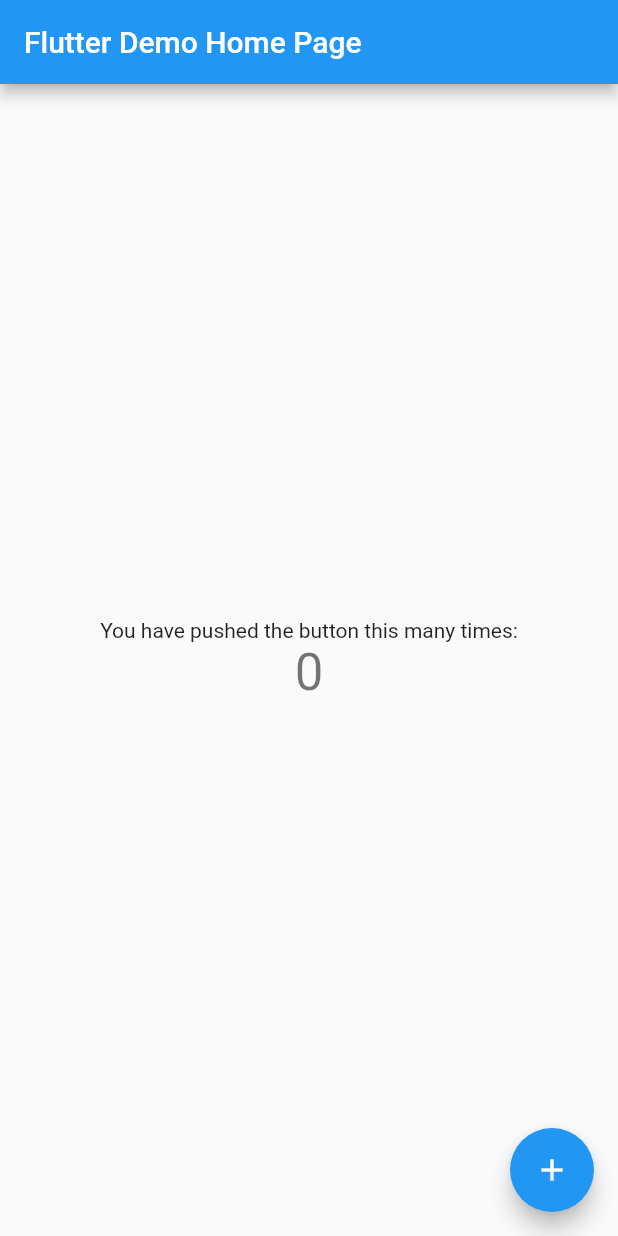
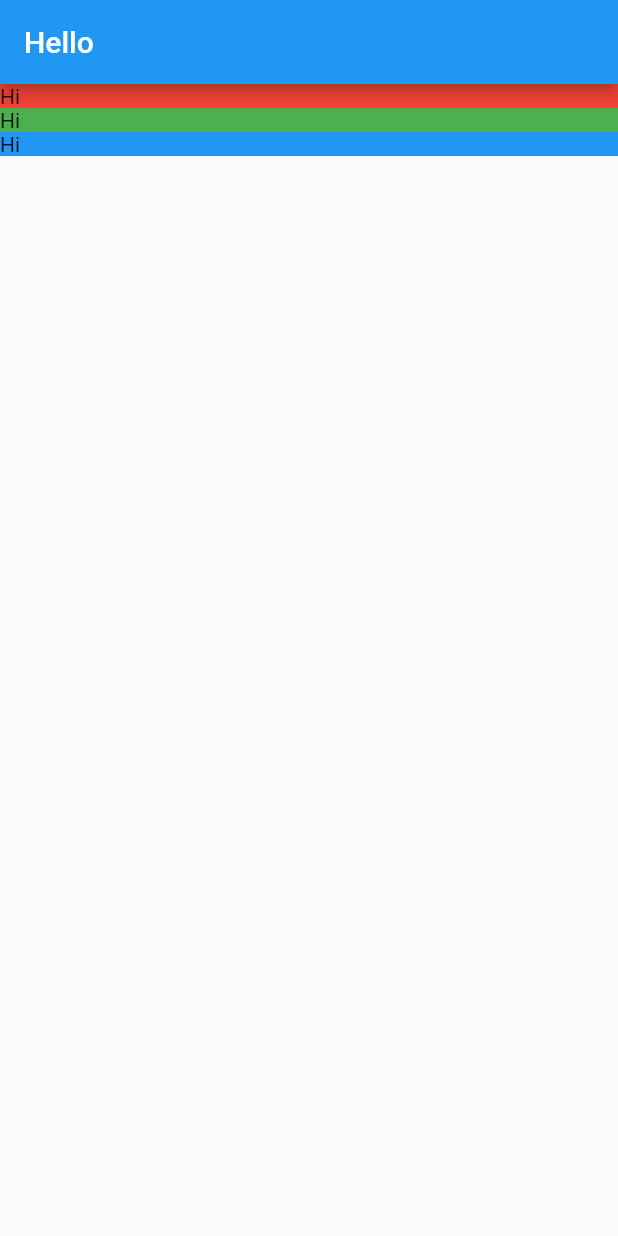
Before and after one commit to nurakmaljalil91/personal_fitness_app, a Flutter app: the screen it shows after launch, on a phone screen of 412 x 824 dp. Run offline on Flutter 3.47's test engine with Material 2 defaults, Android fonts, the phone set to English and light mode, and no system bars.

Commit message:
learn mainAxisAlignment

```diff
--- a/lib/main.dart
+++ b/lib/main.dart
@@ -1,117 +1,45 @@
 import 'package:flutter/material.dart';
 
-void main() {
-  runApp(MyApp());
-}
+void main() => runApp(App());
 
-class MyApp extends StatelessWidget {
-  // This widget is the root of your application.
+class App extends StatelessWidget {
   @override
   Widget build(BuildContext context) {
     return MaterialApp(
-      title: 'Flutter Demo',
-      theme: ThemeData(
-        // This is the theme of your application.
-        //
-        // Try running your application with "flutter run". You'll see the
-        // application has a blue toolbar. Then, without quitting the app, try
-        // changing the primarySwatch below to Colors.green and then invoke
-        // "hot reload" (press "r" in the console where you ran "flutter run",
-        // or simply save your changes to "hot reload" in a Flutter IDE).
-        // Notice that the counter didn't reset back to zero; the application
-        // is not restarted.
-        primarySwatch: Colors.blue,
-        // This makes the visual density adapt to the platform that you run
-        // the app on. For desktop platforms, the controls will be smaller and
-        // closer together (more dense) than on mobile platforms.
-        visualDensity: VisualDensity.adaptivePlatformDensity,
-      ),
-      home: MyHomePage(title: 'Flutter Demo Home Page'),
+      title: 'data',
+      home: HomeScreen(),
     );
   }
 }
 
-class MyHomePage extends StatefulWidget {
-  MyHomePage({Key key, this.title}) : super(key: key);
-
-  // This widget is the home page of your application. It is stateful, meaning
-  // that it has a State object (defined below) that contains fields that affect
-  // how it looks.
-
-  // This class is the configuration for the state. It holds the values (in this
-  // case the title) provided by the parent (in this case the App widget) and
-  // used by the build method of the State. Fields in a Widget subclass are
-  // always marked "final".
-
-  final String title;
-
-  @override
-  _MyHomePageState createState() => _MyHomePageState();
-}
-
-class _MyHomePageState extends State<MyHomePage> {
-  int _counter = 0;
-
-  void _incrementCounter() {
-    setState(() {
-      // This call to setState tells the Flutter framework that something has
-      // changed in this State, which causes it to rerun the build method below
-      // so that the display can reflect the updated values. If we changed
-      // _counter without calling setState(), then the build method would not be
-      // called again, and so nothing would appear to happen.
-      _counter++;
-    });
-  }
-
+class HomeScreen extends StatelessWidget {
   @override
   Widget build(BuildContext context) {
-    // This method is rerun every time setState is called, for instance as done
-    // by the _incrementCounter method above.
-    //
-    // The Flutter framework has been optimized to make rerunning build methods
-    // fast, so that you can just rebuild anything that needs updating rather
-    // than having to individually change instances of widgets.
     return Scaffold(
       appBar: AppBar(
-        // Here we take the value from the MyHomePage object that was created by
-        // the App.build method, and use it to set our appbar title.
-        title: Text(widget.title),
+        title: Text('Hello'),
       ),
-      body: Center(
-        // Center is a layout widget. It takes a single child and positions it
-        // in the middle of the parent.
-        child: Column(
-          // Column is also a layout widget. It takes a list of children and
-          // arranges them vertically. By default, it sizes itself to fit its
-          // children horizontally, and tries to be as tall as its parent.
-          //
-          // Invoke "debug painting" (press "p" in the console, choose the
-          // "Toggle Debug Paint" action from the Flutter Inspector in Android
-          // Studio, or the "Toggle Debug Paint" command in Visual Studio Code)
-          // to see the wireframe for each widget.
-          //
-          // Column has various properties to control how it sizes itself and
-          // how it positions its children. Here we use mainAxisAlignment to
-          // center the children vertically; the main axis here is the vertical
-          // axis because Columns are vertical (the cross axis would be
-          // horizontal).
-          mainAxisAlignment: MainAxisAlignment.center,
-          children: <Widget>[
-            Text(
-              'You have pushed the button this many times:',
-            ),
-            Text(
-              '$_counter',
-              style: Theme.of(context).textTheme.headline4,
-            ),
-          ],
-        ),
+      body: Column(
+        mainAxisAlignment: MainAxisAlignment.start,
+        crossAxisAlignment: CrossAxisAlignment.stretch,
+        children: [
+          TextSection(Colors.red),
+          TextSection(Colors.green),
+          TextSection(Colors.blue),
+        ],
       ),
-      floatingActionButton: FloatingActionButton(
-        onPressed: _incrementCounter,
-        tooltip: 'Increment',
-        child: Icon(Icons.add),
-      ), // This trailing comma makes auto-formatting nicer for build methods.
     );
   }
 }
+
+class TextSection extends StatelessWidget {
+  final Color _color;
+  TextSection(this._color);
+  @override
+  Widget build(BuildContext context) {
+    return Container(
+      decoration: BoxDecoration(color: _color),
+      child: Text('Hi'),
+    );
+  }
+}
```
